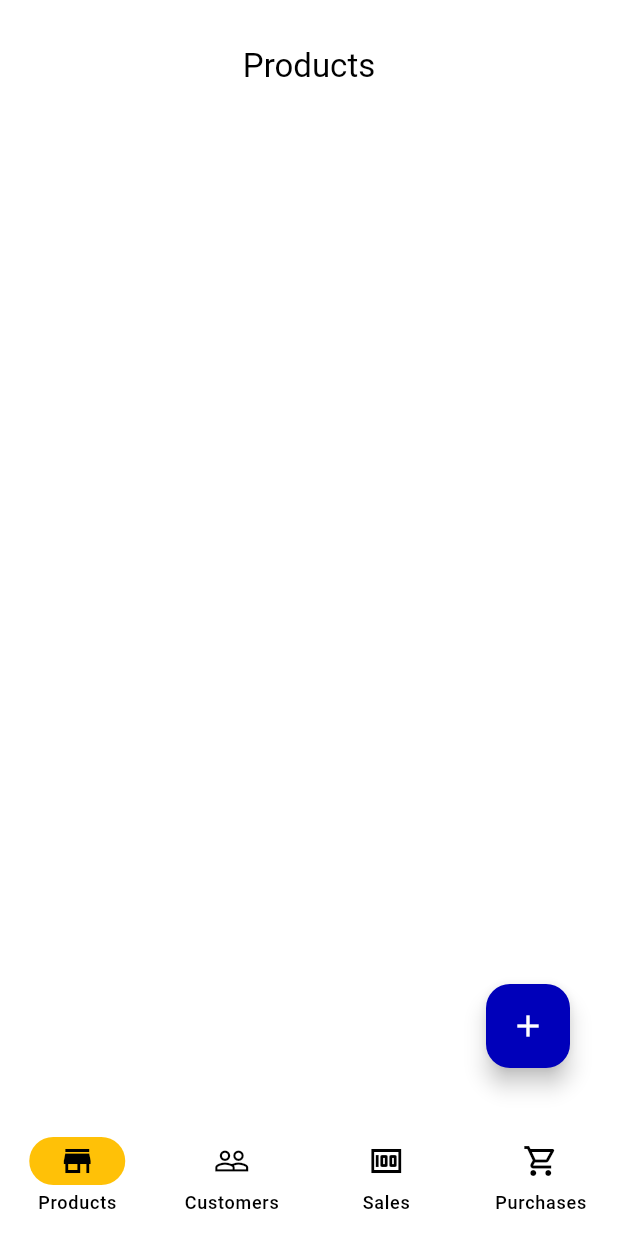
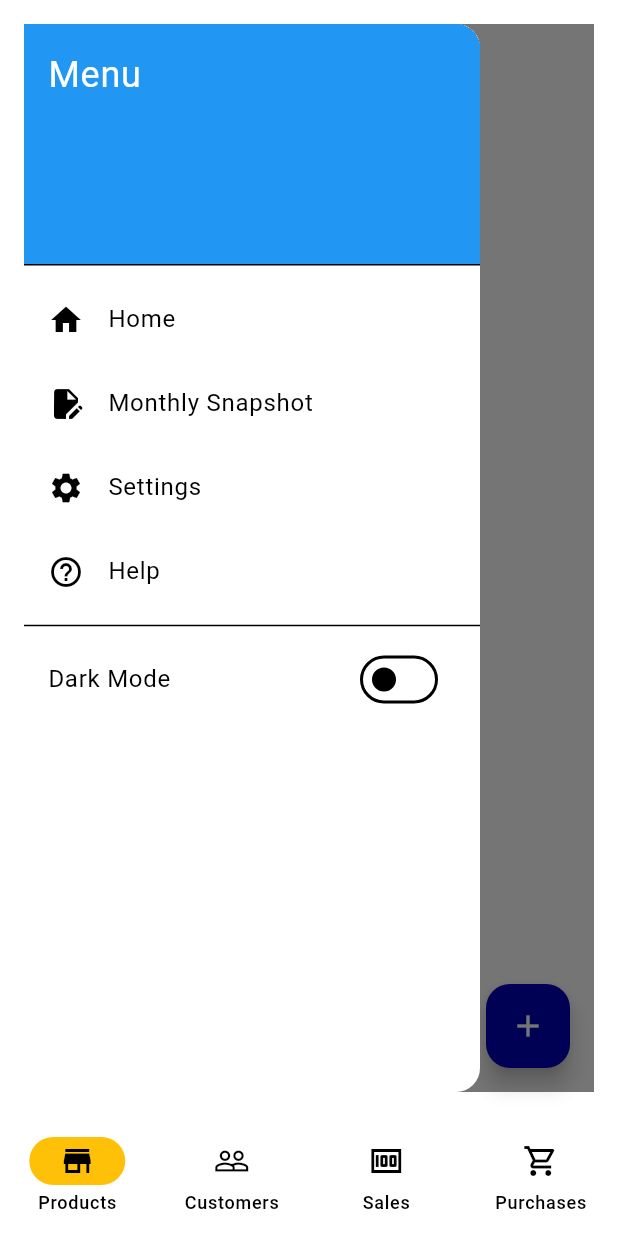
Before and after one commit to Jack-Murimi/gateway_supabase, a Flutter app: the screen it shows after launch, with the side drawer open (before the commit the screen has no drawer), on a phone screen of 412 x 824 dp. Run offline on Flutter 3.47's test engine with Material 3 defaults, Android fonts, the phone set to English and light mode, and no system bars; our stand-ins replace get, supabase_flutter; accounts and stored records are empty.

Commit message:
third commit

```diff
--- a/lib/features/products/add_products.dart
+++ b/lib/features/products/add_products.dart
@@ -3,7 +3,7 @@ import 'package:gateway_supabase/features/products/controller/product_controller
 import 'package:get/get.dart';
 
 class AddProductPage extends StatelessWidget {
-  final ProductController controller = Get.put(ProductController());
+  final ProductsController controller = Get.put(ProductsController());
 
   AddProductPage({super.key});
 
--- a/lib/features/products/products.dart
+++ b/lib/features/products/products.dart
@@ -1,60 +1,34 @@
 import 'package:flutter/material.dart';
-import 'package:gateway_supabase/features/products/add_products.dart';
-import 'package:supabase_flutter/supabase_flutter.dart';
+import 'package:gateway_supabase/features/products/controller/product_controller.dart';
+import 'package:gateway_supabase/features/products/widgets/products_drawer.dart';
 import 'package:get/get.dart';
+import 'add_products.dart'; // Import the AddProductPage
 
 class ProductsPage extends StatelessWidget {
   const ProductsPage({super.key});
 
   @override
   Widget build(BuildContext context) {
-    final productsStreams = Supabase.instance.client
-        .from('products')
-        .stream(primaryKey: ['ID']).order('name', ascending: true);
+    final ProductsController productsController = Get.put(ProductsController());
+
     return Scaffold(
       appBar: AppBar(
         title: const Text('Products'),
+        // Remove IconButton to keep only the default menu button in the AppBar
       ),
       body: StreamBuilder(
-        stream: productsStreams,
+        stream: productsController.getProductsStream(),
         builder: (context, snapshot) {
-          // IF THERE IS AN ERROR
           if (snapshot.hasError) {
             return Center(
               child: Text(snapshot.error.toString()),
             );
-          }
-          // If the snapshot has data, display the products
-          else if (snapshot.hasData) {
+          } else if (snapshot.hasData) {
             return ListView.builder(
               itemCount: snapshot.data!.length,
               itemBuilder: (context, index) {
                 final product = snapshot.data![index];
-                return Padding(
-                  padding: const EdgeInsets.symmetric(vertical: 8.0),
-                  child: Container(
-                    decoration: BoxDecoration(
-                      border: Border.all(color: Colors.grey),
-                      borderRadius: BorderRadius.circular(10),
-                    ),
-                    child: ListTile(
-                      title: Text(
-                        product['name'],
-                        style: const TextStyle(
-                          fontWeight: FontWeight.bold,
-                        ),
-                      ),
-                      subtitle: Text(product['description']),
-                      trailing: Text(
-                        "Ksh. ${product['price']}",
-                        style: const TextStyle(
-                          fontSize: 16,
-                          fontWeight: FontWeight.bold,
-                        ),
-                      ),
-                    ),
-                  ),
-                );
+                return _buildProductItem(product);
               },
             );
           } else {
@@ -69,6 +43,35 @@ class ProductsPage extends StatelessWidget {
         heroTag: 'add_product',
         child: const Icon(Icons.add),
       ),
+      drawer: const ProductsDrawer(),
+    );
+  }
+
+  Widget _buildProductItem(Map<String, dynamic> product) {
+    return Padding(
+      padding: const EdgeInsets.symmetric(vertical: 8.0, horizontal: 16.0),
+      child: Card(
+        elevation: 2,
+        color: const Color.fromARGB(255, 53, 52, 52),
+        shape: RoundedRectangleBorder(borderRadius: BorderRadius.circular(10)),
+        child: ListTile(
+          title: Text(
+            product['name'],
+            style: const TextStyle(
+              fontWeight: FontWeight.bold,
+            ),
+          ),
+          subtitle: Text(product['description']),
+          trailing: Text(
+            "Ksh. ${product['price']}",
+            style: const TextStyle(
+              fontSize: 16,
+              fontWeight: FontWeight.bold,
+              color: Colors.green,
+            ),
+          ),
+        ),
+      ),
     );
   }
 }
--- /dev/null
+++ b/lib/features/products/widgets/products_drawer.dart
@@ -0,0 +1,72 @@
+import 'package:flutter/material.dart';
+import 'package:gateway_supabase/features/products/pages/product_snapshot_page.dart';
+import 'package:get/get.dart';
+
+class ProductsDrawer extends StatelessWidget {
+  const ProductsDrawer({super.key});
+
+  @override
+  Widget build(BuildContext context) {
+    final bool isDarkMode = Theme.of(context).brightness == Brightness.dark;
+
+    return Drawer(
+      child: ListView(
+        padding: EdgeInsets.zero,
+        children: <Widget>[
+          const DrawerHeader(
+            decoration: BoxDecoration(
+              color: Colors.blue,
+            ),
+            child: Text(
+              'Menu',
+              style: TextStyle(
+                color: Colors.white,
+                fontSize: 24,
+              ),
+            ),
+          ),
+          ListTile(
+            leading: const Icon(Icons.home),
+            title: const Text('Home'),
+            onTap: () {
+              // Navigate to Home
+              Navigator.pop(context); // Close the drawer
+            },
+          ),
+          ListTile(
+            leading: const Icon(Icons.edit_document),
+            title: const Text('Monthly Snapshot'),
+            onTap: () {
+              // Navigate to Products Snapshot page
+              Get.to(const ProductSnapshotPage());
+            },
+          ),
+          ListTile(
+            leading: const Icon(Icons.settings),
+            title: const Text('Settings'),
+            onTap: () {
+              // Navigate to Settings
+              Navigator.pop(context); // Close the drawer
+            },
+          ),
+          ListTile(
+            leading: const Icon(Icons.help_outline),
+            title: const Text('Help'),
+            onTap: () {
+              // Navigate to Help
+              Navigator.pop(context); // Close the drawer
+            },
+          ),
+          const Divider(),
+          SwitchListTile(
+            title: const Text('Dark Mode'),
+            value: isDarkMode,
+            onChanged: (bool value) {
+              final themeMode = value ? ThemeMode.dark : ThemeMode.light;
+            },
+          ),
+        ],
+      ),
+    );
+  }
+}
```
Also changed, not shown: lib/features/products/controller/product_controller.dart (+8 -1 lines), lib/features/products/pages/product_snapshot_page.dart (added, +133 -0 lines), lib/features/products/pages/reports_page.dart (added, +17 -0 lines).
